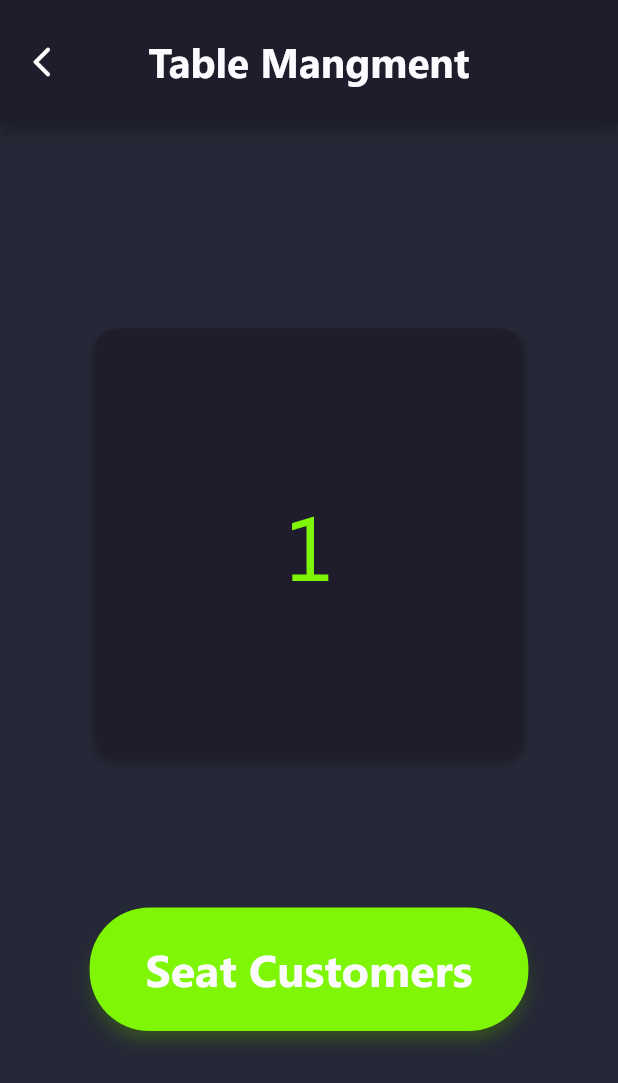
After one commit to adhamremeh/Restaurant_App_Flutter, a Flutter app: the AvailableTableKeeping screen opened directly, on a phone screen of 412 x 824 dp. The commit adds this screen. Shown: the top 1083 px of the screen. Run offline on Flutter 3.47's test engine with Material 2 defaults, Android fonts, the phone set to English and light mode, and no system bars; missing offline and left inert: mysql1; statements that could not run were skipped.

Commit message:
added table keeping available and edited custom button
added table keeping available and added a feature that you can change color to the custom button

```diff
--- a/lib/screens/common_components/common_components.dart
+++ b/lib/screens/common_components/common_components.dart
@@ -31,26 +31,33 @@ Widget customButton(
     double borderRadius = 40, //default curvature of edges
     TextStyle?
         textStyle //if you want a different text size , color , etc pass the style you want here
-    }) {
+    ,
+    Color? color,
+    Color? shadowColor}) {
   return SizedBox(
       //default size of button , if you enter a width or height as a parameter it will use it instead
       width: width ?? MediaQuery.of(context).size.width * 0.71,
       height: height ?? MediaQuery.of(context).size.height * 0.1,
       child: ElevatedButton(
         style: ButtonStyle(
-            overlayColor:
-                MaterialStatePropertyAll(CustomStyle.colorPalette.orangeSplash),
+            overlayColor: (color == null)
+                ? MaterialStatePropertyAll(
+                    CustomStyle.colorPalette.orangeSplash)
+                : MaterialStatePropertyAll(color),
             elevation: const MaterialStatePropertyAll(4),
-            shadowColor:
-                MaterialStatePropertyAll(CustomStyle.colorPalette.orangeShadow),
+            shadowColor: (shadowColor == null)
+                ? MaterialStatePropertyAll(
+                    CustomStyle.colorPalette.orangeShadow)
+                : MaterialStatePropertyAll(shadowColor),
             shape: MaterialStateProperty.all(
               RoundedRectangleBorder(
                 // Change your radius here
                 borderRadius: BorderRadius.circular(borderRadius),
               ),
             ),
-            backgroundColor:
-                MaterialStatePropertyAll(CustomStyle.colorPalette.orange)),
+            backgroundColor: (color == null)
+                ? MaterialStatePropertyAll(CustomStyle.colorPalette.orange)
+                : MaterialStatePropertyAll(color)),
         onPressed: onPressed,
         child: Text(
           childText,
--- /dev/null
+++ b/lib/screens/table_keeping_available/taable_keeping_available.dart
@@ -0,0 +1,47 @@
+import 'package:flutter/material.dart';
+import 'package:mat3ami/screens/common_components/common_components.dart';
+import 'package:mat3ami/screens/common_components/custom_scaffold.dart';
+import 'package:mat3ami/style/style.dart';
+
+class AvailableTableKeeping extends StatelessWidget {
+  const AvailableTableKeeping({
+    super.key,
+    // required this.tableNumber
+  });
+  // final String tableNumber;
+  @override
+  Widget build(BuildContext context) {
+    return customScaffold(
+        context: context,
+        body: Column(
+          mainAxisAlignment: MainAxisAlignment.center,
+          crossAxisAlignment: CrossAxisAlignment.center,
+          children: [
+            Center(
+              child: customContainer(
+                  height: 286,
+                  width: 285,
+                  child: Center(
+                    child: Text(
+                      "1",
+                      style: TextStyle(
+                          fontSize: 60,
+                          fontFamily: CustomStyle.fontFamily,
+                          color: CustomStyle.colorPalette.green),
+                    ),
+                  )),
+            ),
+            SizedBox(
+              height: 100,
+            ),
+            customButton(
+                context: context,
+                onPressed: () {},
+                childText: "Seat Customers",
+                color: CustomStyle.colorPalette.green,
+                shadowColor: CustomStyle.colorPalette.greenShadow)
+          ],
+        ),
+        title: "Table Mangment");
+  }
+}
```
